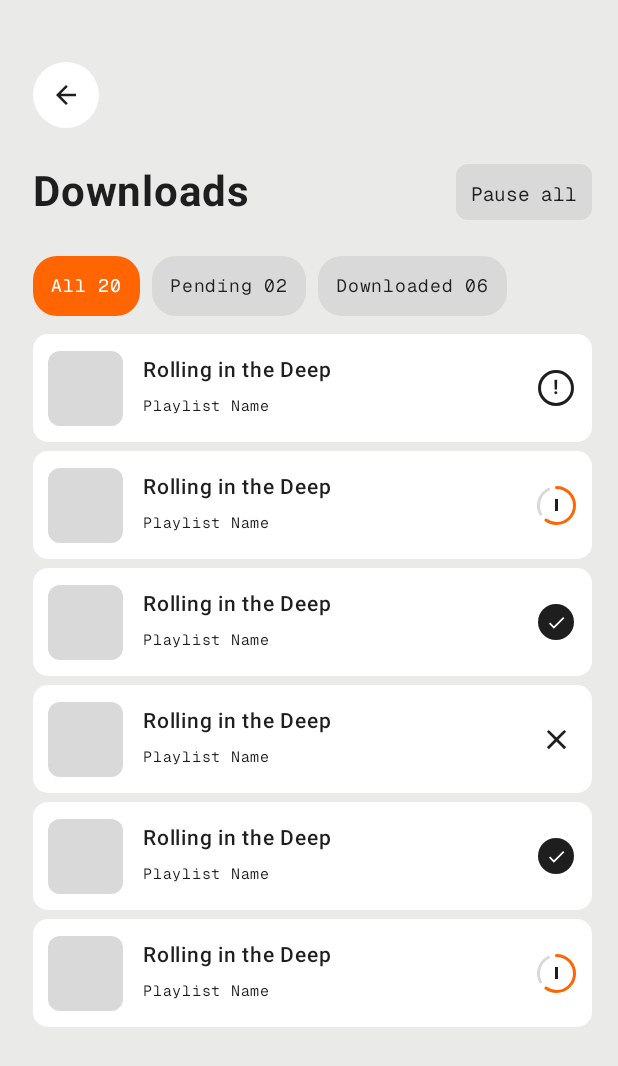
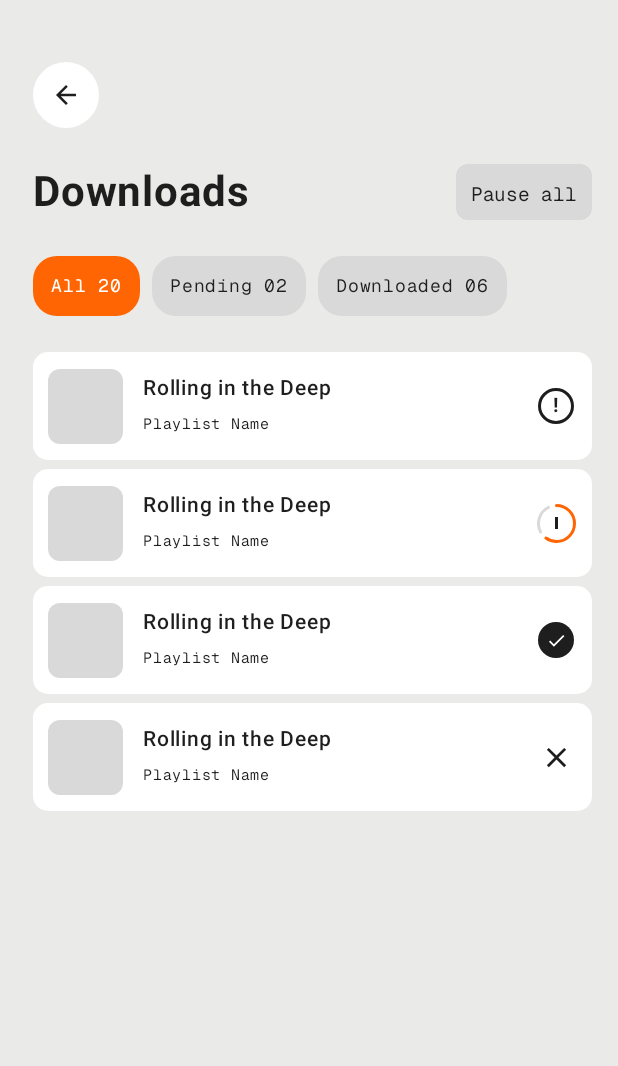
Before and after one commit to abhig1599/music-app, an Android app built with Jetpack Compose: the composable DownloadListFixture shown on its own in the app's theme, on a phone screen of 412 x 824 dp. Shown: the top 1066 px of the screen. Run offline under Robolectric (Android 15) with nearby library versions, the phone set to English and light mode, and no system bars; 4 statements that could not run were skipped.

Commit message:
Download list: 4 rows, gap 24 from exact reads

```diff
--- a/app/src/main/java/com/abhi/musicapp/ui/screens/DownloadListScreen.kt
+++ b/app/src/main/java/com/abhi/musicapp/ui/screens/DownloadListScreen.kt
@@ -43,7 +43,7 @@ fun DownloadListFixture(onBack: () -> Unit = {}) {
         Text("Pause all", fontFamily = GeistMono, fontSize = 13.sp, color = InkBlack,
             modifier = Modifier.clip(RoundedCornerShape(8.dp)).background(GrayLight).padding(horizontal = 10.dp, vertical = 8.dp))
     }) {
-        Column(verticalArrangement = Arrangement.spacedBy(12.dp)) {
+        Column(verticalArrangement = Arrangement.spacedBy(24.dp)) {
             Row(horizontalArrangement = Arrangement.spacedBy(8.dp)) {
                 listOf("All 20" to true, "Pending 02" to false, "Downloaded 06" to false).forEach { (t, sel) ->
                     Text(t, fontFamily = GeistMono, fontSize = 12.sp, color = if (sel) PureWhite else InkBlack,
@@ -51,7 +51,7 @@ fun DownloadListFixture(onBack: () -> Unit = {}) {
                 }
             }
             Column(verticalArrangement = Arrangement.spacedBy(6.dp)) {
-                listOf(0, 1, 2, 3, 2, 1).forEach { state ->
+                listOf(0, 1, 2, 3).forEach { state ->
                     Row(Modifier.fillMaxWidth().height(72.dp).clip(RoundedCornerShape(10.dp)).background(PureWhite).padding(10.dp), verticalAlignment = Alignment.CenterVertically) {
                         Box(Modifier.size(50.dp).clip(RoundedCornerShape(8.dp)).background(GrayLight)) // photo not shipped
                         Spacer(Modifier.width(13.dp))
```
Also changed, not shown: 1 other file.
